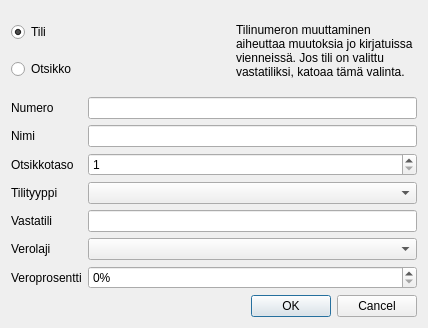
Old version of the form kitupiikki/maaritys/tilinmuokkaus.ui in the repository artoh/kitupiikki.
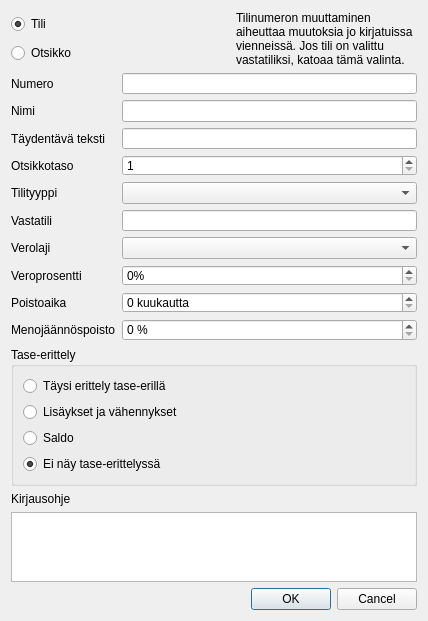
New version of the form. Icons and pictures are not drawn. Custom widgets are drawn as their Qt base class.

```diff
--- a/kitupiikki/maaritys/tilinmuokkaus.ui
+++ b/kitupiikki/maaritys/tilinmuokkaus.ui
@@ -7,7 +7,7 @@
     <x>0</x>
     <y>0</y>
     <width>428</width>
-    <height>328</height>
+    <height>609</height>
    </rect>
   </property>
   <property name="windowTitle">
@@ -93,7 +93,7 @@
      <item row="1" column="1">
       <widget class="QLineEdit" name="nimiEdit"/>
      </item>
-     <item row="2" column="0">
+     <item row="3" column="0">
       <widget class="QLabel" name="tasoLabel">
        <property name="text">
         <string>Otsikkotaso</string>
@@ -103,7 +103,7 @@
        </property>
       </widget>
      </item>
-     <item row="2" column="1">
+     <item row="3" column="1">
       <widget class="QSpinBox" name="tasoSpin">
        <property name="minimum">
         <number>1</number>
@@ -113,7 +113,7 @@
        </property>
       </widget>
      </item>
-     <item row="3" column="0">
+     <item row="4" column="0">
       <widget class="QLabel" name="label_4">
        <property name="text">
         <string>Tilityyppi</string>
@@ -123,10 +123,10 @@
        </property>
       </widget>
      </item>
-     <item row="3" column="1">
+     <item row="4" column="1">
       <widget class="QComboBox" name="tyyppiCombo"/>
      </item>
-     <item row="4" column="0">
+     <item row="5" column="0">
       <widget class="QLabel" name="label_5">
        <property name="text">
         <string>Vastatili</string>
@@ -136,13 +136,13 @@
        </property>
       </widget>
      </item>
-     <item row="4" column="1">
-      <widget class="TilinvalintaLine" name="vastatiliEdit"/>
-     </item>
      <item row="5" column="1">
+      <widget class="TilinvalintaLine" name="vastatiliEdit"/>
+     </item>
+     <item row="6" column="1">
       <widget class="QComboBox" name="veroCombo"/>
      </item>
-     <item row="5" column="0">
+     <item row="6" column="0">
       <widget class="QLabel" name="verolajiLabel">
        <property name="text">
         <string>Verolaji</string>
@@ -152,7 +152,7 @@
        </property>
       </widget>
      </item>
-     <item row="6" column="0">
+     <item row="7" column="0">
       <widget class="QLabel" name="veroprosenttiLabel">
        <property name="text">
         <string>Veroprosentti</string>
@@ -162,7 +162,7 @@
        </property>
       </widget>
      </item>
-     <item row="6" column="1">
+     <item row="7" column="1">
       <widget class="QSpinBox" name="veroSpin">
        <property name="suffix">
         <string>%</string>
@@ -172,8 +172,99 @@
        </property>
       </widget>
      </item>
+     <item row="8" column="0">
+      <widget class="QLabel" name="poistoaikaLabel">
+       <property name="text">
+        <string>Poistoaika</string>
+       </property>
+      </widget>
+     </item>
+     <item row="8" column="1">
+      <widget class="QSpinBox" name="poistoaikaSpin">
+       <property name="suffix">
+        <string> kuukautta</string>
+       </property>
+       <property name="maximum">
+        <number>1200</number>
+       </property>
+      </widget>
+     </item>
+     <item row="9" column="0">
+      <widget class="QLabel" name="poistoprossaLabel">
+       <property name="text">
+        <string>Menojäännöspoisto</string>
+       </property>
+      </widget>
+     </item>
+     <item row="9" column="1">
+      <widget class="QSpinBox" name="poistoprossaSpin">
+       <property name="suffix">
+        <string> %</string>
+       </property>
+      </widget>
+     </item>
+     <item row="2" column="0">
+      <widget class="QLabel" name="label_3">
+       <property name="text">
+        <string>Täydentävä teksti</string>
+       </property>
+      </widget>
+     </item>
+     <item row="2" column="1">
+      <widget class="QLineEdit" name="taydentavaEdit"/>
+     </item>
     </layout>
    </item>
+   <item>
+    <widget class="QGroupBox" name="teGroup">
+     <property name="title">
+      <string>Tase-erittely</string>
+     </property>
+     <layout class="QVBoxLayout" name="verticalLayout_3">
+      <item>
+       <widget class="QRadioButton" name="taseEratRadio">
+        <property name="text">
+         <string>Täysi erittely tase-erillä</string>
+        </property>
+       </widget>
+      </item>
+      <item>
+       <widget class="QRadioButton" name="teLiVaRadio">
+        <property name="text">
+         <string>Lisäykset ja vähennykset</string>
+        </property>
+       </widget>
+      </item>
+      <item>
+       <widget class="QRadioButton" name="teSaldoRadio">
+        <property name="text">
+         <string>Saldo</string>
+        </property>
+       </widget>
+      </item>
+      <item>
+       <widget class="QRadioButton" name="teEiRadio">
+        <property name="text">
+         <string>Ei näy tase-erittelyssä</string>
+        </property>
+        <property name="checked">
+         <bool>true</bool>
+        </property>
+       </widget>
+      </item>
+     </layout>
+    </widget>
+   </item>
+   <item>
+    <widget class="QLabel" name="label_6">
+     <property name="text">
+      <string>Kirjausohje</string>
+     </property>
+    </widget>
+   </item>
+   <item>
+    <widget class="QPlainTextEdit" name="kirjausohjeText"/>
+   </item>
    <item>
     <widget class="QDialogButtonBox" name="buttonBox">
      <property name="orientation">
```
